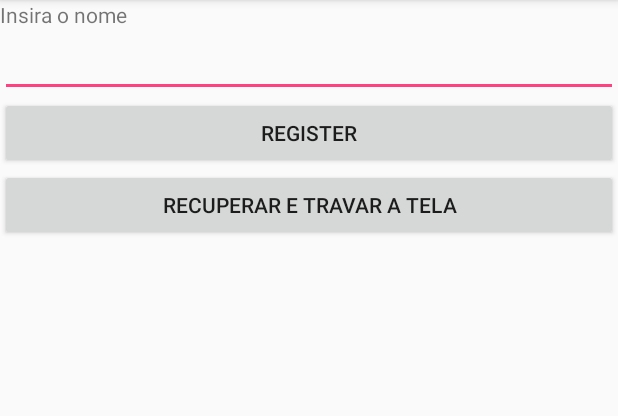
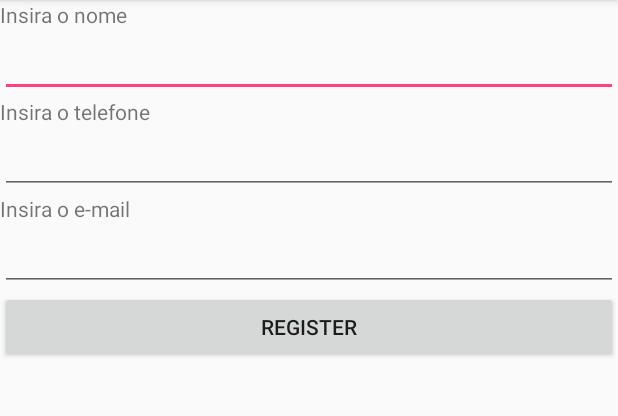
Before and after one commit to Andre0991/app-localiza-vagas, an Android app: the screen it shows after launch (RegisterActivity), after a tap on "REGISTER", on a phone screen of 412 x 824 dp, the part 84-500 px from its top. Run offline under Robolectric (Android 15) with nearby library versions, the phone set to English and light mode, and no system bars.

Commit message:
Add User class. Change main menu and register layout.

```diff
--- a/android-studio-projeto/app/src/main/java/com/example/andreperictavares/projetocompartilhamentovagasdispmoveis/MainActivity.java
+++ b/android-studio-projeto/app/src/main/java/com/example/andreperictavares/projetocompartilhamentovagasdispmoveis/MainActivity.java
@@ -1,26 +1,32 @@
 package com.example.andreperictavares.projetocompartilhamentovagasdispmoveis;
 
 import android.content.Intent;
+import android.content.SharedPreferences;
 import android.support.v7.app.AppCompatActivity;
 import android.os.Bundle;
 
 public class MainActivity extends AppCompatActivity {
     public static final String SHPR_NAME="SH_PREFS_PRKG_APP";
 
-    private static boolean IS_REGISTERED = false;
+//    private static boolean IS_REGISTERED = false;
 
     @Override
     protected void onCreate(Bundle savedInstanceState) {
         super.onCreate(savedInstanceState);
         setContentView(R.layout.activity_main);
-        if (!IS_REGISTERED){
+        if (!this.userIsRegistered()){
             goToRegisterScreen();
             MainActivity.this.finish();
         }
         else {
             // go to main menu
-            MainActivity.this.finish();
+            this.goToMainScreen();
         }
+    }
+
+    public void goToMainScreen() {
+        Intent intent = new Intent(this, MainActivity.class);
+        startActivity(intent);
     }
 
     public void goToRegisterScreen() {
@@ -28,4 +34,9 @@ public class MainActivity extends AppCompatActivity {
         startActivity(intent);
     }
 
+    public boolean userIsRegistered(){
+        SharedPreferences shPref = getSharedPreferences(MainActivity.SHPR_NAME, MODE_PRIVATE);
+        return shPref.contains("userName");
+    }
+
 }
--- a/android-studio-projeto/app/src/main/java/com/example/andreperictavares/projetocompartilhamentovagasdispmoveis/MainMenuActivity.java
+++ b/android-studio-projeto/app/src/main/java/com/example/andreperictavares/projetocompartilhamentovagasdispmoveis/MainMenuActivity.java
@@ -2,6 +2,7 @@ package com.example.andreperictavares.projetocompartilhamentovagasdispmoveis;
 
 import android.support.v7.app.AppCompatActivity;
 import android.os.Bundle;
+import android.widget.TextView;
 
 public class MainMenuActivity extends AppCompatActivity {
 
@@ -9,5 +10,8 @@ public class MainMenuActivity extends AppCompatActivity {
     protected void onCreate(Bundle savedInstanceState) {
         super.onCreate(savedInstanceState);
         setContentView(R.layout.activity_main_menu);
+
+        TextView wellcomeText = (TextView)findViewById(R.id.wellcome);
+        wellcomeText.setText("Seja bem vindo, ");
     }
 }
--- a/android-studio-projeto/app/src/main/java/com/example/andreperictavares/projetocompartilhamentovagasdispmoveis/RegisterActivity.java
+++ b/android-studio-projeto/app/src/main/java/com/example/andreperictavares/projetocompartilhamentovagasdispmoveis/RegisterActivity.java
@@ -13,20 +13,19 @@ public class RegisterActivity extends AppCompatActivity {
         super.onCreate(savedInstanceState);
         setContentView(R.layout.activity_register);
 
+    }
+
+    public void register(View view){
+        String txtName  = ((EditText)findViewById(R.id.txtName)).getText().toString();
+        String txtPhone = ((EditText)findViewById(R.id.txtPhone)).getText().toString();;
+        String txtEmail = ((EditText)findViewById(R.id.txtEmail)).getText().toString();;
+
         SharedPreferences shPref = getSharedPreferences(MainActivity.SHPR_NAME, MODE_PRIVATE);
         SharedPreferences.Editor editor = shPref.edit();
-        editor.putInt("escalaTexto", 10);
+        editor.putString("userName", txtName.toString());
+        editor.putString("userPhome", txtPhone.toString());
+        editor.putString("userEmail", txtEmail.toString());
         editor.commit();
     }
 
-    public void register(View view){
-        // referencio os componentes visuais
-        EditText txtId = (EditText)findViewById(R.id.txtId);
-        EditText txtNo = (EditText)findViewById(R.id.txtNome);
-        EditText txtTe = (EditText)findViewById(R.id.txtTelefone);
-        EditText txtEm = (EditText)findViewById(R.id.txtEmail);
-
-
-    }
-
 }
--- a/android-studio-projeto/app/src/main/res/layout/activity_register.xml
+++ b/android-studio-projeto/app/src/main/res/layout/activity_register.xml
@@ -20,6 +20,27 @@
         android:layout_width="match_parent"
         android:layout_height="wrap_content"
         android:id="@+id/txtName" />
+    <TextView
+        android:layout_width="wrap_content"
+        android:layout_height="wrap_content"
+        android:text="@string/insira_o_telefone"
+        android:id="@+id/textView4" />
+
+    <EditText
+        android:layout_width="match_parent"
+        android:layout_height="wrap_content"
+        android:id="@+id/txtPhone" />
+
+    <TextView
+        android:layout_width="wrap_content"
+        android:layout_height="wrap_content"
+        android:text="@string/insira_o_e_mail"
+        android:id="@+id/textView3" />
+
+    <EditText
+        android:layout_width="match_parent"
+        android:layout_height="wrap_content"
+        android:id="@+id/txtEmail" />
 
     <Button
         android:layout_width="match_parent"
@@ -28,12 +49,4 @@
         android:id="@+id/btnRegister"
         android:onClick="register"/>
 
-    <Button
-        android:layout_width="match_parent"
-        android:layout_height="wrap_content"
-        android:text="Recuperar e Travar a Tela"
-        android:id="@+id/btnRecuperar"
-        android:onClick="recuperar"/>
-
-
 </LinearLayout>
--- a/android-studio-projeto/app/src/main/res/values/strings.xml
+++ b/android-studio-projeto/app/src/main/res/values/strings.xml
@@ -2,4 +2,6 @@
     <string name="app_name">ProjetoCompartilhamentoVagasDispMoveis</string>
     <string name="register_insert_name">Insira o nome</string>
     <string name="register">Register</string>
+    <string name="insira_o_e_mail">Insira o e-mail</string>
+    <string name="insira_o_telefone">Insira o telefone</string>
 </resources>
```
Also changed, not shown: android-studio-projeto/app/src/main/java/com/example/andreperictavares/projetocompartilhamentovagasdispmoveis/Entities/User.java (added, +20 -0 lines), android-studio-projeto/app/src/main/res/layout/activity_main_menu.xml (+15 -0 lines).
